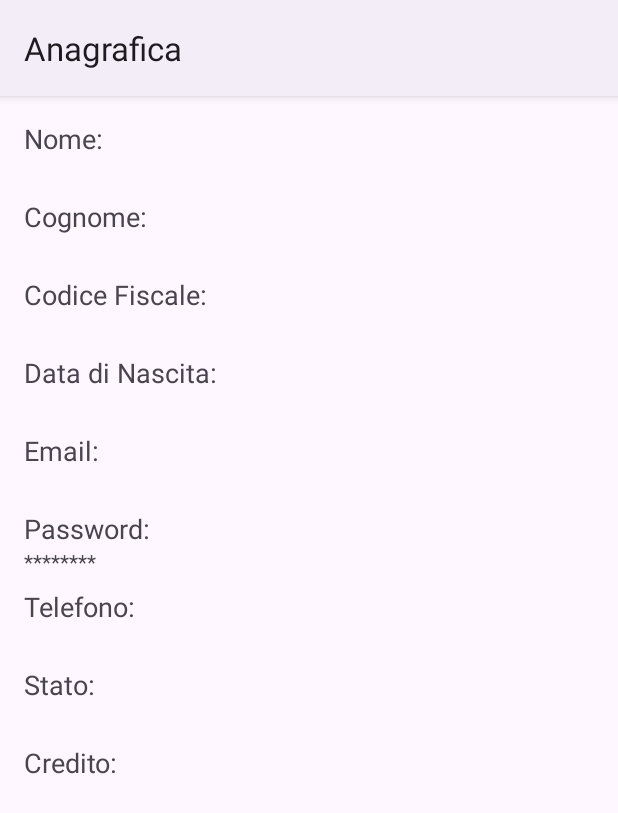
After one commit to GiuseppePastena23/AppMensa, an Android app: the AnagraficaActivity screen opened directly, with no data from a screen before it, on a phone screen of 412 x 824 dp. The commit adds this screen. Shown: the top 813 px of the screen. Run offline under Robolectric (Android 15) with nearby library versions, the phone set to English and light mode, and no system bars.

Commit message:
inizio di anagrafica

```diff
--- a/app/src/main/AndroidManifest.xml
+++ b/app/src/main/AndroidManifest.xml
@@ -27,6 +27,7 @@
         <activity android:name=".WalletActivity" android:label="Wallet"/>
         <activity android:name=".SettingsActivity" android:label="Settings"/>
         <activity android:name=".MenuActivity" android:label="Menu"/>
+        <activity android:name=".AnagraficaActivity" android:label="Anagrafica"/>
 
     </application>
 
--- /dev/null
+++ b/app/src/main/java/com/example/app_mensa/AnagraficaActivity.java
@@ -0,0 +1,43 @@
+package com.example.app_mensa;
+
+import com.example.app_mensa.dao.User;
+
+import android.content.Intent;
+import android.os.Bundle;
+import android.widget.Button;
+import android.widget.CheckBox;
+import android.widget.EditText;
+import android.widget.Toast;
+
+import androidx.activity.EdgeToEdge;
+import androidx.appcompat.app.AppCompatActivity;
+import androidx.recyclerview.widget.RecyclerView;
+
+import java.sql.Date;
+
+public class AnagraficaActivity extends AppCompatActivity {
+
+    private User user;
+
+
+
+    @Override
+    protected void onCreate(Bundle savedInstanceState) {
+        // EdgeToEdge.enable(this);
+        super.onCreate(savedInstanceState);
+        setContentView(R.layout.activity_anagrafica);
+        user = getUserInfo();
+        associateUI();
+    }
+
+
+    private void associateUI() {
+        // recyclerView.add
+    }
+
+    private User getUserInfo() {
+        return new User(1, "Rossi", "Rossi", "RSSMRA556JSAIUDAS", new Date(2000,01,01), "mario@mail.com",
+                "asdf", "123451234", "Studente", 10.4f);
+    }
+
+}
--- /dev/null
+++ b/app/src/main/java/com/example/app_mensa/dao/User.java
@@ -0,0 +1,109 @@
+package com.example.app_mensa.dao;
+
+import java.sql.Date;
+
+public class User {
+    private int id;
+    private String nome;
+    private String cognome;
+    private String cf;
+    private Date ddn;
+    private String email;
+    private String password;
+    private String phone;
+    private String status;
+    private float credit;
+
+    public User(int id, String nome, String cognome, String cf, Date ddn, String email, String password, String phone, String status, float credit) {
+        this.id = id;
+        this.nome = nome;
+        this.cognome = cognome;
+        this.cf = cf;
+        this.ddn = ddn;
+        this.email = email;
+        this.password = password;
+        this.phone = phone;
+        this.status = status;
+        this.credit = credit;
+    }
+
+    public int getId() {
+        return id;
+    }
+
+    public void setId(int id) {
+        this.id = id;
+    }
+
+    public String getNome() {
+        return nome;
+    }
+
+    public void setNome(String nome) {
+        this.nome = nome;
+    }
+
+    public String getCognome() {
+        return cognome;
+    }
+
+    public void setCognome(String cognome) {
+        this.cognome = cognome;
+    }
+
+    public String getCf() {
+        return cf;
+    }
+
+    public void setCf(String cf) {
+        this.cf = cf;
+    }
+
+    public Date getDdn() {
+        return ddn;
+    }
+
+    public void setDdn(Date ddn) {
+        this.ddn = ddn;
+    }
+
+    public String getEmail() {
+        return email;
+    }
+
+    public void setEmail(String email) {
+        this.email = email;
+    }
+
+    public String getPassword() {
+        return password;
+    }
+
+    public void setPassword(String password) {
+        this.password = password;
+    }
+
+    public String getPhone() {
+        return phone;
+    }
+
+    public void setPhone(String phone) {
+        this.phone = phone;
+    }
+
+    public String getStatus() {
+        return status;
+    }
+
+    public void setStatus(String status) {
+        this.status = status;
+    }
+
+    public float getCredit() {
+        return credit;
+    }
+
+    public void setCredit(float credit) {
+        this.credit = credit;
+    }
+}
--- /dev/null
+++ b/app/src/main/res/layout/activity_anagrafica.xml
@@ -0,0 +1,123 @@
+<?xml version="1.0" encoding="utf-8"?>
+<ScrollView
+    xmlns:android="http://schemas.android.com/apk/res/android"
+    android:layout_width="match_parent"
+    android:layout_height="match_parent">
+
+    <LinearLayout
+        android:layout_width="match_parent"
+        android:layout_height="wrap_content"
+        android:orientation="vertical"
+        android:padding="16dp">
+
+        <TextView
+            android:layout_width="wrap_content"
+            android:layout_height="wrap_content"
+            android:text="Nome:"
+            android:textAppearance="?android:attr/textAppearanceMedium" />
+
+        <TextView
+            android:id="@+id/text_view_nome"
+            android:layout_width="match_parent"
+            android:layout_height="wrap_content"
+            android:layout_marginBottom="8dp" />
+
+        <TextView
+            android:layout_width="wrap_content"
+            android:layout_height="wrap_content"
+            android:text="Cognome:"
+            android:textAppearance="?android:attr/textAppearanceMedium" />
+
+        <TextView
+            android:id="@+id/text_view_cognome"
+            android:layout_width="match_parent"
+            android:layout_height="wrap_content"
+            android:layout_marginBottom="8dp" />
+
+        <TextView
+            android:layout_width="wrap_content"
+            android:layout_height="wrap_content"
+            android:text="Codice Fiscale:"
+            android:textAppearance="?android:attr/textAppearanceMedium" />
+
+        <TextView
+            android:id="@+id/text_view_cf"
+            android:layout_width="match_parent"
+            android:layout_height="wrap_content"
+            android:layout_marginBottom="8dp" />
+
+        <TextView
+            android:layout_width="wrap_content"
+            android:layout_height="wrap_content"
+            android:text="Data di Nascita:"
+            android:textAppearance="?android:attr/textAppearanceMedium" />
+
+        <TextView
+            android:id="@+id/text_view_ddn"
+            android:layout_width="match_parent"
+            android:layout_height="wrap_content"
+            android:layout_marginBottom="8dp" />
+
+        <TextView
+            android:layout_width="wrap_content"
+            android:layout_height="wrap_content"
+            android:text="Email:"
+            android:textAppearance="?android:attr/textAppearanceMedium" />
+
+        <TextView
+            android:id="@+id/text_view_email"
+            android:layout_width="match_parent"
+            android:layout_height="wrap_content"
+            android:layout_marginBottom="8dp" />
+
+        <TextView
+            android:layout_width="wrap_content"
+            android:layout_height="wrap_content"
+            android:text="Password:"
+            android:textAppearance="?android:attr/textAppearanceMedium" />
+
+        <TextView
+            android:id="@+id/text_view_password"
+            android:layout_width="match_parent"
+            android:layout_height="wrap_content"
+            android:layout_marginBottom="8dp"
+            android:text="********" />
+
+        <TextView
+            android:layout_width="wrap_content"
+            android:layout_height="wrap_content"
+            android:text="Telefono:"
+            android:textAppearance="?android:attr/textAppearanceMedium" />
+
+        <TextView
+            android:id="@+id/text_view_phone"
+            android:layout_width="match_parent"
+            android:layout_height="wrap_content"
+            android:layout_marginBottom="8dp" />
+
+        <TextView
+            android:layout_width="wrap_content"
+            android:layout_height="wrap_content"
+            android:text="Stato:"
+            android:textAppearance="?android:attr/textAppearanceMedium" />
+
+        <TextView
+            android:id="@+id/text_view_status"
+            android:layout_width="match_parent"
+            android:layout_height="wrap_content"
+            android:layout_marginBottom="8dp" />
+
+        <TextView
+            android:layout_width="wrap_content"
+            android:layout_height="wrap_content"
+            android:text="Credito:"
+            android:textAppearance="?android:attr/textAppearanceMedium" />
+
+        <TextView
+            android:id="@+id/text_view_credit"
+            android:layout_width="match_parent"
+            android:layout_height="wrap_content"
+            android:layout_marginBottom="8dp" />
+
+    </LinearLayout>
+</ScrollView>
```
Also changed, not shown: app/src/main/java/com/example/app_mensa/LoginActivity.java (+10 -8 lines), app/src/main/java/com/example/app_mensa/SettingsActivity.java (+34 -2 lines), app/src/main/res/layout/activity_settings.xml (+10 -3 lines), 3 other files.
